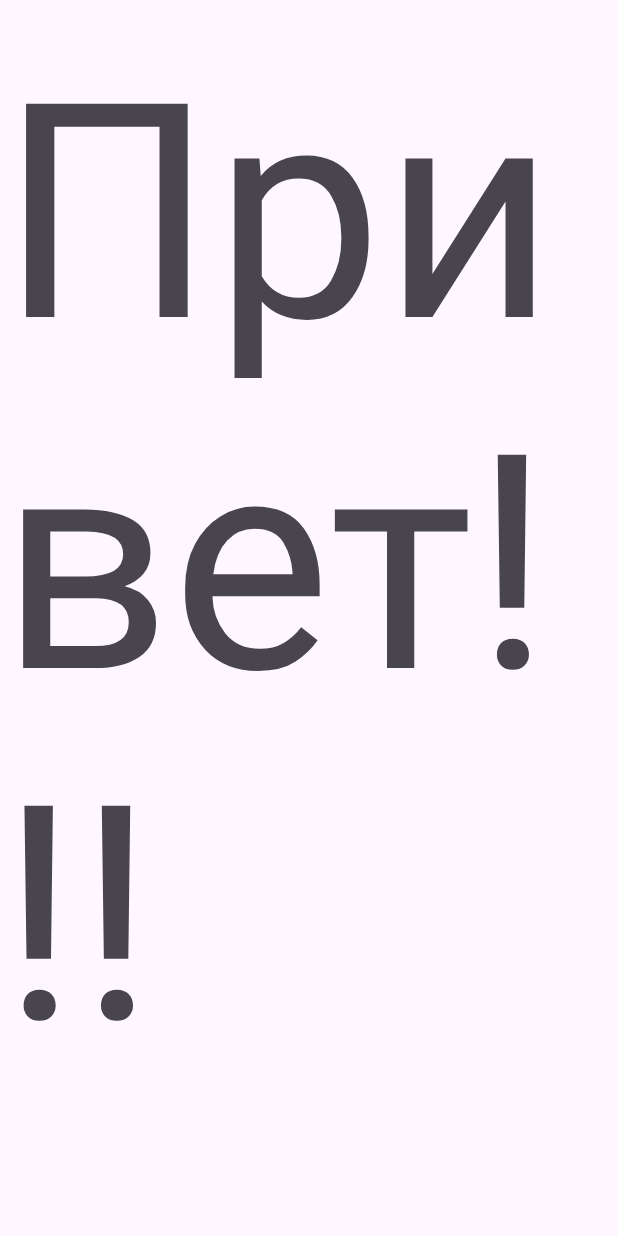
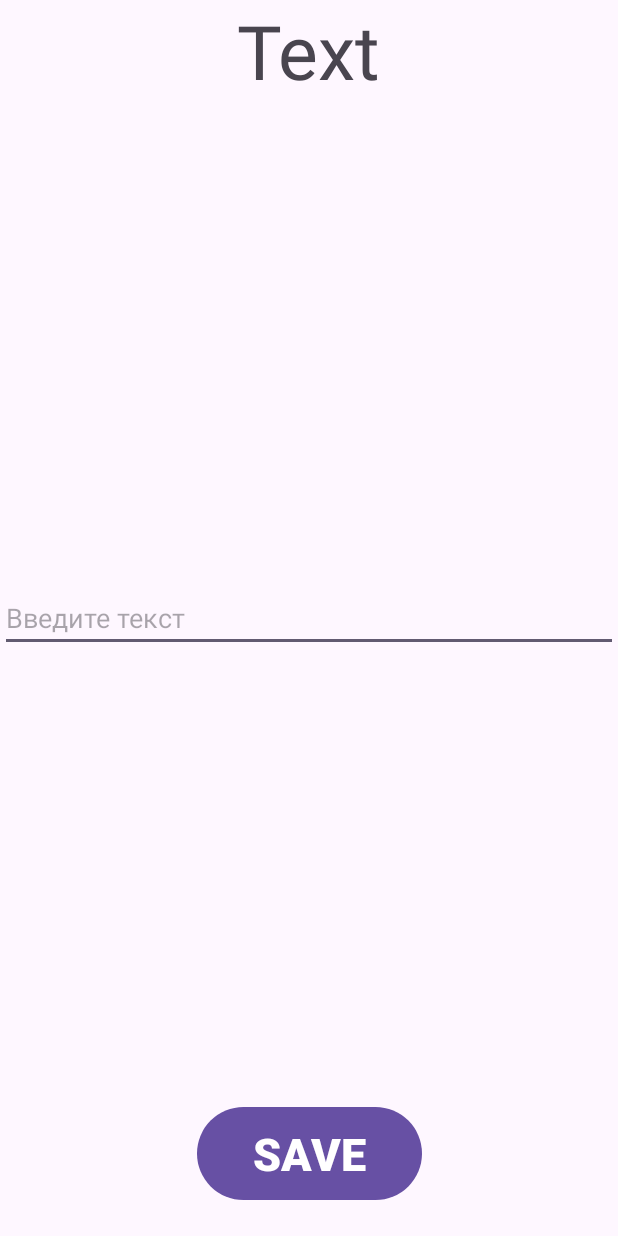
Before and after one commit to AmirS24/notepadApply, an Android app: the layout fragment_main_activity.xml on its own in the app's theme, with its tools: preview values and no code run, on a phone screen of 412 x 824 dp. Run offline under Robolectric (Android 15) with nearby library versions, the phone set to English and light mode, and no system bars.

Commit message:
complete work!

```diff
--- a/app/src/main/res/layout/fragment_main_activity.xml
+++ b/app/src/main/res/layout/fragment_main_activity.xml
@@ -1,11 +1,41 @@
 <?xml version="1.0" encoding="utf-8"?>
 <androidx.constraintlayout.widget.ConstraintLayout xmlns:android="http://schemas.android.com/apk/res/android"
     android:layout_width="match_parent"
-    android:layout_height="match_parent">
+    android:layout_height="match_parent"
+    xmlns:app="http://schemas.android.com/apk/res-auto">
     <TextView
+        android:id="@+id/text"
+        android:layout_width="wrap_content"
+        android:layout_height="wrap_content"
+        android:textSize="50sp"
+        android:text="Text"
+        app:layout_constraintTop_toTopOf="parent"
+        app:layout_constraintStart_toStartOf="parent"
+        app:layout_constraintEnd_toEndOf="parent"/>
+    <EditText
+        android:id="@+id/edit_text"
+        android:hint="Введите текст"
         android:layout_width="match_parent"
-        android:layout_height="match_parent"
-        android:text="Привет!!!"
-        android:textSize="200sp"/>
+        android:layout_height="wrap_content"
+        app:layout_constraintTop_toTopOf="parent"
+        app:layout_constraintStart_toStartOf="parent"
+        app:layout_constraintEnd_toEndOf="parent"
+        app:layout_constraintBottom_toBottomOf="parent"
+        />
+    <Button
+        android:id="@+id/btn_save"
+        android:layout_width="150dp"
+        android:layout_height="70dp"
+        app:layout_constraintBottom_toBottomOf="parent"
+        app:layout_constraintStart_toStartOf="parent"
+        app:layout_constraintEnd_toEndOf="parent"
+        android:text="SAVE"
+        android:textSize="30dp"
+        android:textStyle="bold"
+        android:layout_marginBottom="20dp"
+
+        />
+
+
 
 </androidx.constraintlayout.widget.ConstraintLayout>
--- a/app/src/main/res/layout/fragment_on_board.xml
+++ b/app/src/main/res/layout/fragment_on_board.xml
@@ -15,7 +15,7 @@
         android:id="@+id/circleIndicator"
         android:layout_width="wrap_content"
         android:layout_height="wrap_content"
-        android:layout_marginBottom="160dp"
+        android:layout_marginBottom="100dp"
         android:padding="16dp"
         app:layout_constraintBottom_toBottomOf="parent"
         app:layout_constraintEnd_toEndOf="parent"
--- a/app/src/main/res/layout/item_on_board.xml
+++ b/app/src/main/res/layout/item_on_board.xml
@@ -16,7 +16,6 @@
         app:layout_constraintTop_toTopOf="parent"
         app:layout_constraintEnd_toEndOf="parent"
         android:textColor="@color/orange" />
-    <!--TODO add text font-->
     <TextView
         android:id="@+id/tv_notes"
         android:layout_width="wrap_content"
```
Also changed, not shown: app/src/main/java/com/vacral/notepadapply/MainActivity.kt (+40 -0 lines), app/src/main/java/com/vacral/notepadapply/MainFragment.kt (+19 -1 lines), app/src/main/java/com/vacral/notepadapply/Pref.kt (added, +17 -0 lines), app/src/main/java/com/vacral/notepadapply/on_board/OnBoardFragment.kt (added, +63 -0 lines).
